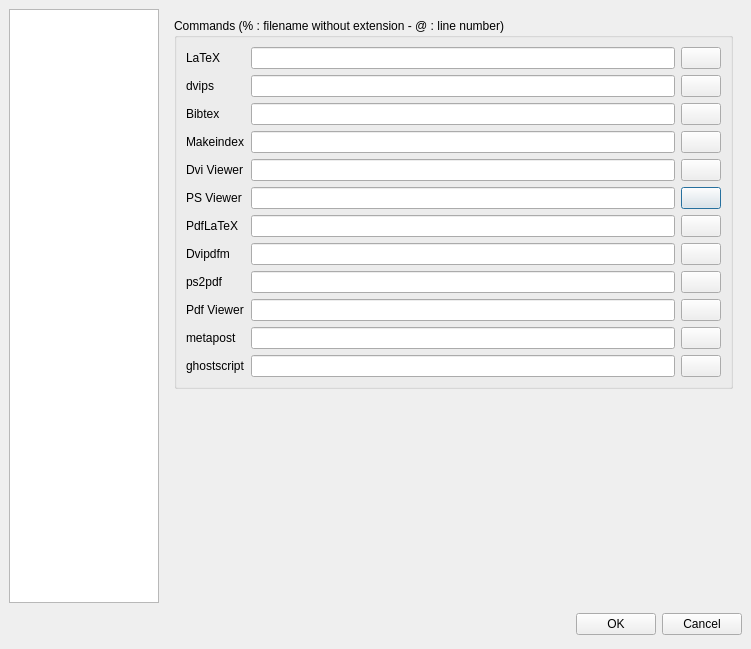
The window that configdialog.ui (svn2github/texstudio-trunk) describes before a commit, drawn with Qt 5.
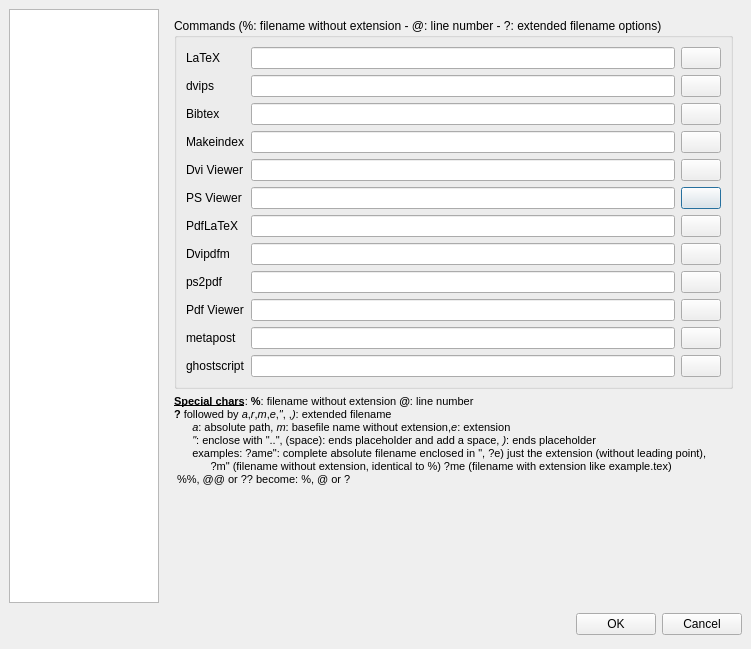
The same window after the commit. The open tabs and pages were chosen to show the change. Icons and pictures are not drawn.

Commit message: more advanced command declarations modified pro-files, so that make compiles release (nasty sideeffect: this disables make all)

Patch:
```diff
--- a/configdialog.ui
+++ b/configdialog.ui
@@ -53,7 +53,7 @@
           </sizepolicy>
          </property>
          <property name="title" >
-          <string>Commands (% : filename without extension - @ : line number)</string>
+          <string>Commands (%: filename without extension - @: line number - ?: extended filename options)</string>
          </property>
          <layout class="QGridLayout" >
           <property name="margin" >
@@ -399,6 +399,19 @@
          </layout>
         </widget>
        </item>
+       <item>
+        <widget class="QLabel" name="label_4" >
+         <property name="text" >
+          <string>&lt;!DOCTYPE HTML PUBLIC "-//W3C//DTD HTML 4.0//EN" "http://www.w3.org/TR/REC-html40/strict.dtd">
+&lt;html>&lt;head>&lt;meta name="qrichtext" content="1" />&lt;style type="text/css">
+p, li { white-space: pre-wrap; }
+&lt;/style>&lt;/head>&lt;body style=" font-family:'MS Shell Dlg 2'; font-size:8.25pt; font-weight:400; font-style:normal;">
+&lt;p style=" margin-top:0px; margin-bottom:0px; margin-left:0px; margin-right:0px; -qt-block-indent:0; text-indent:0px;">&lt;span style=" font-weight:600; text-decoration: underline;">Special chars&lt;/span>: &lt;span style=" font-weight:600;">%&lt;/span>: filename without extension &lt;span style=" font-weight:600;">@&lt;/span>: line number &lt;br />&lt;span style=" font-weight:600;">?&lt;/span> followed by &lt;span style=" font-style:italic;">a&lt;/span>,&lt;span style=" font-style:italic;">r&lt;/span>,&lt;span style=" font-style:italic;">m&lt;/span>,&lt;span style=" font-style:italic;">e&lt;/span>,&lt;span style=" font-style:italic;">"&lt;/span>, ,&lt;span style=" font-style:italic;">)&lt;/span>: extended filename&lt;br />      &lt;span style=" font-style:italic;">a&lt;/span>: absolute path, &lt;!--&lt;span style=" font-style:italic;">r&lt;/span>: relative path, -->&lt;span style=" font-style:italic;">m&lt;/span>: basefile name without extension,&lt;span style=" font-style:italic;">e&lt;/span>: extension&lt;br />      &lt;span style=" font-style:italic;">"&lt;/span>: enclose with "..", (space): ends placeholder and add a space, &lt;span style=" font-style:italic;">)&lt;/span>: ends placeholder &lt;br />      examples: ?ame": complete absolute filename enclosed in ", ?e) just the extension (without leading point), &lt;br />            ?m" (filename without extension, identical to %) ?me (filename with extension like example.tex)&lt;br />
+ %%, @@ or ?? become: %, @ or ?
+ &lt;/p>&lt;/body>&lt;/html></string>
+         </property>
+        </widget>
+       </item>
        <item>
         <spacer>
          <property name="orientation" >
```
Left out of the diff: 2 changed lines with no effect on the pictures. The commit also changes 10 other files.
